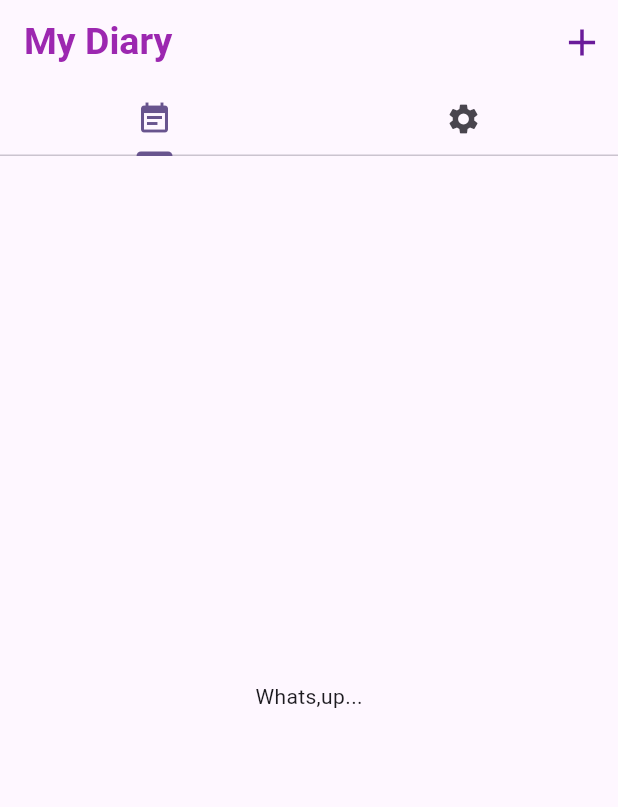
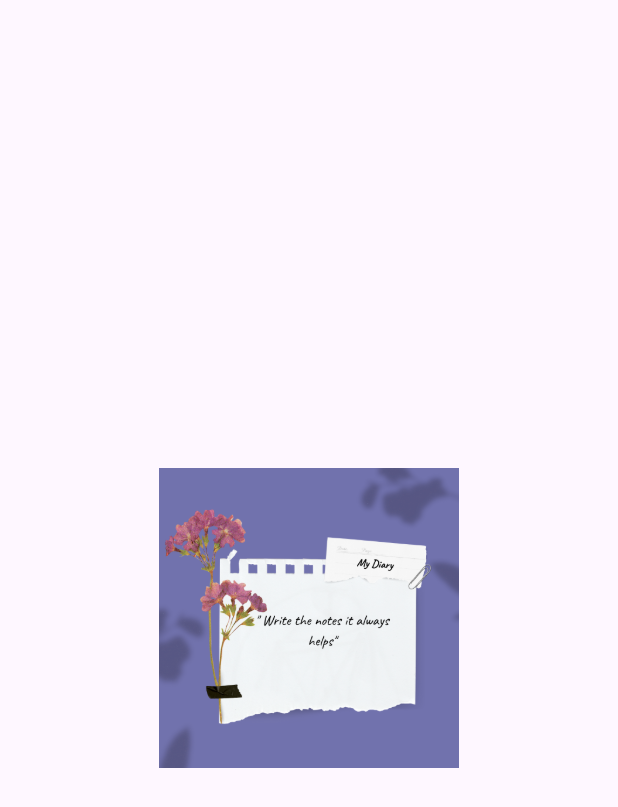
Before and after one commit to PranavD2911/My-Diary-App, a Flutter app: the first screen one second after launch, on a phone screen of 412 x 824 dp. Shown: the top 807 px of the screen. Run offline on Flutter 3.47's test engine with Material 2 defaults, Android fonts, the phone set to English and light mode, and no system bars; our stand-ins replace get, get_storage.

Commit message:
initial commit

```diff
--- a/lib/main.dart
+++ b/lib/main.dart
@@ -2,7 +2,7 @@ import 'package:flutter/material.dart';
 import 'package:get/get.dart';
 import 'package:get_storage/get_storage.dart';
 import 'package:my_dairy_app/models/locale.dart';
-import 'my_tab_bar_view.dart';
+import 'package:my_dairy_app/screens/splash_screen.dart';
 
 void main() async{
   await GetStorage.init();
@@ -22,7 +22,7 @@ class MyApp extends StatelessWidget {
 
       ),
       debugShowCheckedModeBanner: false,
-      home: const DairyTabBarView(),
+      home: const SplashScreen(),
       translations: Locales(),
       locale: const Locale("en","US"),
     );
--- /dev/null
+++ b/lib/screens/splash_screen.dart
@@ -0,0 +1,36 @@
+import 'dart:async';
+
+import 'package:flutter/material.dart';
+import 'package:my_dairy_app/my_tab_bar_view.dart';
+
+class SplashScreen extends StatefulWidget {
+  const SplashScreen({Key? key}) : super(key: key);
+
+  @override
+  State<SplashScreen> createState() => _SplashScreenState();
+}
+
+class _SplashScreenState extends State<SplashScreen> {
+  @override
+
+  void initState(){
+    super.initState();
+
+    Timer(const Duration(seconds: 2), () {
+      Navigator.pushReplacement(context, MaterialPageRoute(builder: (context)=>const DairyTabBarView()));
+    });
+
+  }
+
+  Widget build(BuildContext context) {
+    return Scaffold(
+      body: Center(
+        child: SizedBox(
+          height: 200,
+          width: 200,
+          child: Image.asset("assets/appstore.png"),
+        ),
+      ),
+    );
+  }
+}
--- a/pubspec.yaml
+++ b/pubspec.yaml
@@ -62,9 +62,8 @@ flutter:
   uses-material-design: true
 
   # To add assets to your application, add an assets section, like this:
-  # assets:
-  #   - images/a_dot_burr.jpeg
-  #   - images/a_dot_ham.jpeg
+  assets:
+     - assets/appstore.png
 
   # An image asset can refer to one or more resolution-specific "variants", see
   # https://flutter.dev/assets-and-images/#resolution-aware
```
Also changed, not shown: assets/appstore.png (added).
